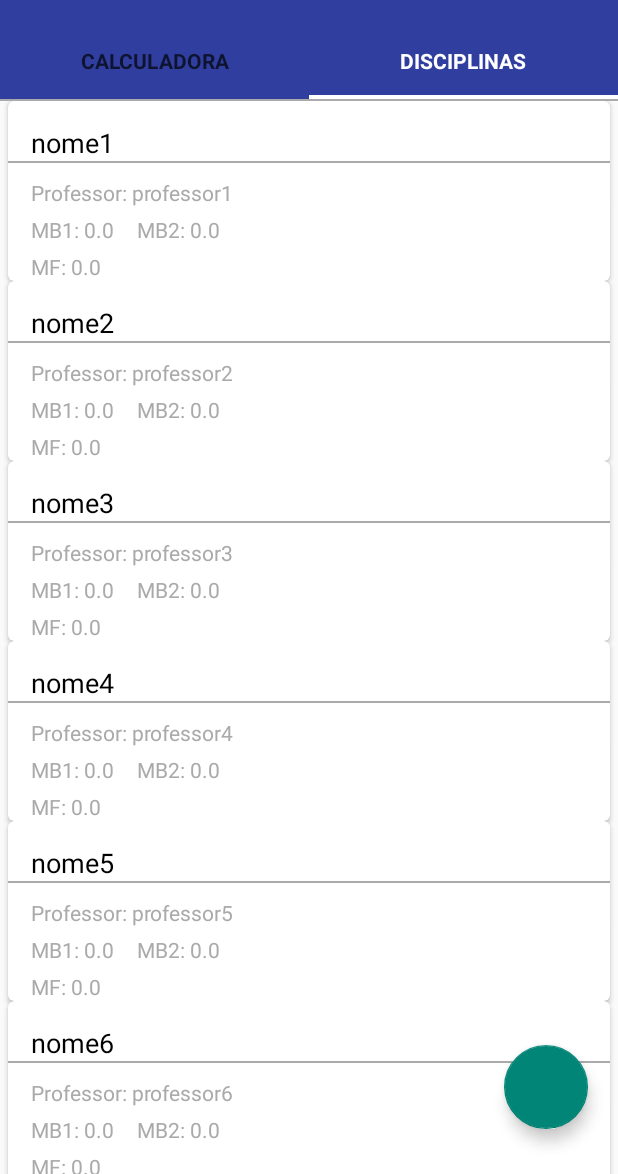
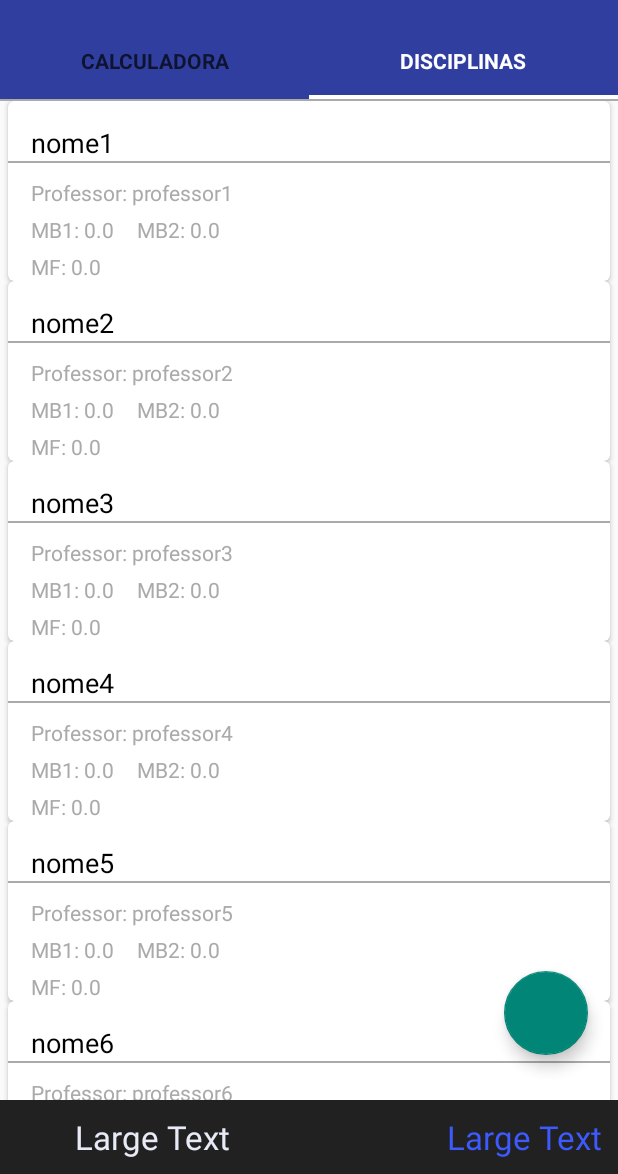
Before and after one commit to wellingtonmb88/Aprovado, an Android app: the screen it shows after launch (MainActivity), after a tap on "DISCIPLINAS", on a phone screen of 412 x 824 dp, the part 62-1236 px from its top. Run offline under Robolectric (Android 15) with nearby library versions, the phone set to English and light mode, and no system bars; libraries missing offline, so code that uses them is left out: com.afollestad.materialdialogs, com.getbase.floatingactionbutton; plain views replace AddFloatingActionButton; 4 statements that could not run were skipped.

Commit message:
Update Delete/Insert RecyclerView

```diff
--- a/app/build.gradle
+++ b/app/build.gradle
@@ -27,4 +27,5 @@ dependencies {
     compile 'com.android.support:recyclerview-v7:21.0.+'
     compile 'com.getbase:floatingactionbutton:1.9.0'
     compile 'com.afollestad:material-dialogs:0.7.4.2'
+    compile 'com.github.jenzz.undobar:library:1.3:api15Release@aar'
 }
--- a/app/src/main/java/com/wellingtonmb88/aprovado/activity/CourseActivity.java
+++ b/app/src/main/java/com/wellingtonmb88/aprovado/activity/CourseActivity.java
@@ -76,7 +76,7 @@ public class CourseActivity extends AppCompatActivity {
 
         Intent intent = getIntent();
 
-       Course course = (Course)intent.getBundleExtra("disciplinaExtra").getSerializable("disiclina");
+       Course course = (Course)intent.getBundleExtra("disciplinaExtra").getParcelable("disiclina");
 
         if(course != null){
 
--- a/app/src/main/java/com/wellingtonmb88/aprovado/adapter/CourseRecyclerViewAdapter.java
+++ b/app/src/main/java/com/wellingtonmb88/aprovado/adapter/CourseRecyclerViewAdapter.java
@@ -5,6 +5,8 @@ import android.support.v7.widget.RecyclerView;
 import android.view.LayoutInflater;
 import android.view.View;
 import android.view.ViewGroup;
+import android.view.animation.Animation;
+import android.view.animation.AnimationUtils;
 import android.widget.TextView;
 
 import com.wellingtonmb88.aprovado.R;
@@ -51,6 +53,7 @@ public class CourseRecyclerViewAdapter extends RecyclerView.Adapter<CourseRecycl
         holder.mTextViewCourseMF.setText("MF: "+String.valueOf(mCourses.get(position).mediaFinal));
     }
 
+
     // Return the size of your dataset (invoked by the layout manager)
     @Override
     public int getItemCount() {
--- a/app/src/main/res/layout/courses_list.xml
+++ b/app/src/main/res/layout/courses_list.xml
@@ -2,6 +2,7 @@
 <LinearLayout
     xmlns:android="http://schemas.android.com/apk/res/android"
     xmlns:fab="http://schemas.android.com/apk/res-auto"
+    xmlns:ripple="http://schemas.android.com/apk/res-auto"
     android:layout_width="match_parent"
     android:layout_height="match_parent"
     android:orientation="vertical">
@@ -9,7 +10,8 @@
 
     <RelativeLayout
         android:layout_width="match_parent"
-        android:layout_height="match_parent">
+        android:layout_height="match_parent"
+        android:layout_weight="1">
     <android.support.v7.widget.RecyclerView
         android:id="@+id/recycler_view"
         android:scrollbars="vertical"
@@ -30,5 +32,41 @@
         android:layout_marginEnd="20dp"
         android:layout_marginRight="20dp"/>
 
+
     </RelativeLayout>
+
+    <LinearLayout
+        android:orientation="horizontal"
+        android:layout_width="match_parent"
+        android:layout_height="wrap_content"
+        android:layout_weight="0"
+        android:padding="10dp"
+        android:background="#212121"
+        android:id="@+id/snackbar">
+
+        <TextView
+            android:layout_width="wrap_content"
+            android:layout_height="match_parent"
+            android:layout_weight="1"
+            android:textAppearance="?android:attr/textAppearanceLarge"
+            android:text="Large Text"
+            android:layout_marginLeft="40dp"
+            android:layout_marginStart="40dp"
+            android:textColor="#E8EAF6"
+            android:id="@+id/textView_snackbar_text" />
+
+        <com.wellingtonmb88.aprovado.custom.CustomRippleView
+            android:layout_width="wrap_content"
+            android:layout_height="match_parent"
+            android:layout_weight="0"
+            android:textAppearance="?android:attr/textAppearanceLarge"
+            android:text="Large Text"
+            android:layout_marginLeft="40dp"
+            android:layout_marginStart="40dp"
+            android:textColor="#3D5AFE"
+            android:id="@+id/textView_snackbar_button"
+            ripple:alphaFactor="0.7"
+            ripple:hover="true"
+            ripple:rippleColor="@color/white_pressed" />
+    </LinearLayout>
 </LinearLayout>
```
Also changed, not shown: app/src/main/java/com/wellingtonmb88/aprovado/entity/Course.java (+65 -1 lines), 3 other files.
